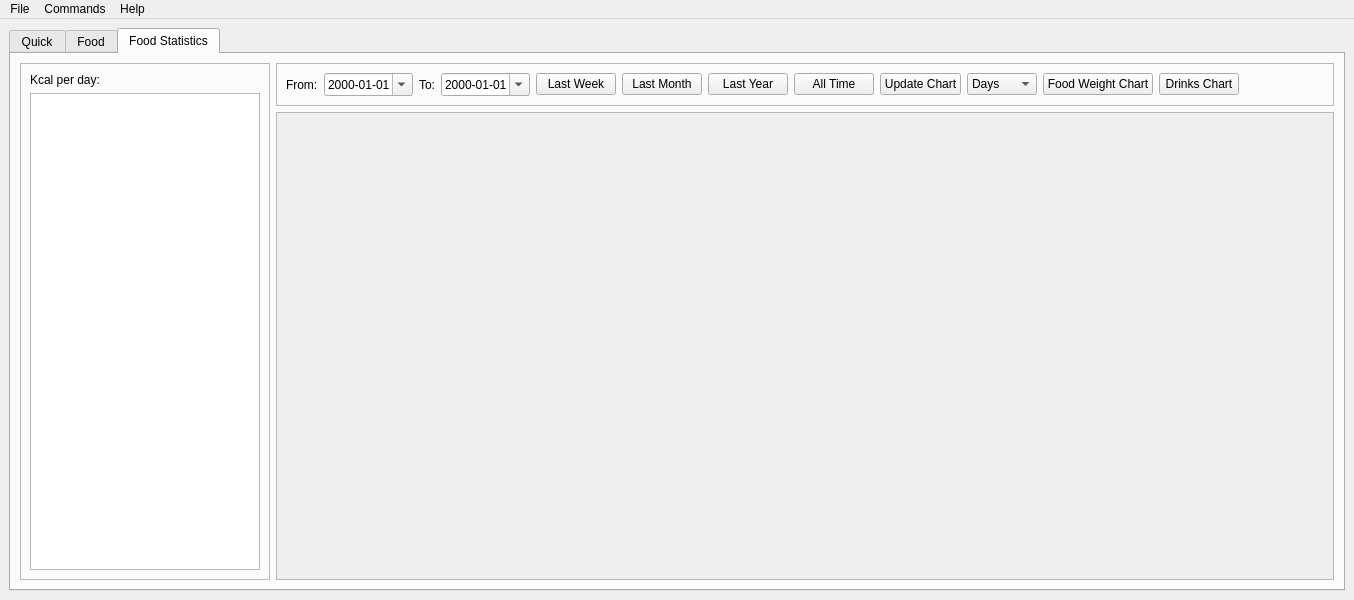
This is src/harrix_swiss_knife/apps/food/window.ui in Harrix/harrix-swiss-knife as Qt 5 draws it before an edit. The edited form follows.
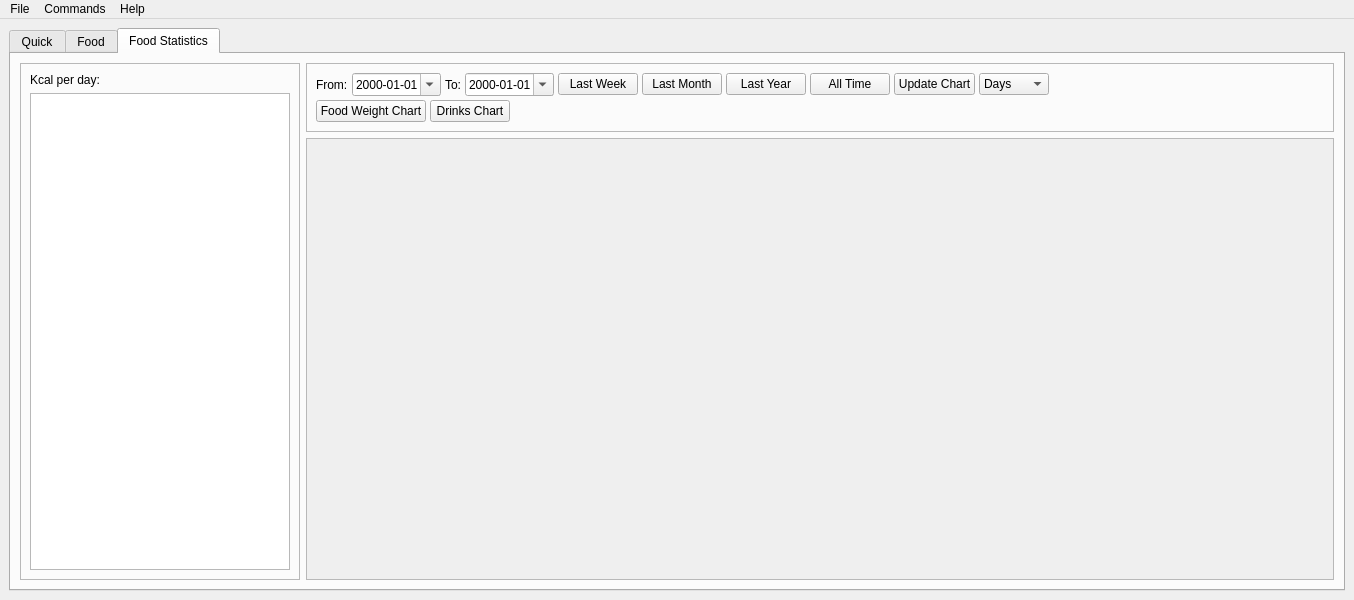
This is the edited form. The open tabs and pages were chosen to show the change.

Commit message: 🔧 Modify UI font scale and cramped Finance Food layouts

Patch:
```diff
--- a/src/harrix_swiss_knife/apps/food/window.ui
+++ b/src/harrix_swiss_knife/apps/food/window.ui
@@ -421,13 +421,13 @@
          <widget class="QFrame" name="frame">
           <property name="minimumSize">
            <size>
-            <width>250</width>
+            <width>280</width>
             <height>0</height>
            </size>
           </property>
           <property name="maximumSize">
            <size>
-            <width>250</width>
+            <width>280</width>
             <height>16777215</height>
            </size>
           </property>
@@ -455,19 +455,18 @@
          <layout class="QVBoxLayout" name="verticalLayout_4">
           <item>
            <widget class="QFrame" name="frame_food_stats_controls">
-            <property name="maximumSize">
-             <size>
-              <width>16777215</width>
-              <height>80</height>
-             </size>
-            </property>
             <property name="frameShape">
              <enum>QFrame::Shape::StyledPanel</enum>
             </property>
             <property name="frameShadow">
              <enum>QFrame::Shadow::Raised</enum>
             </property>
-            <layout class="QHBoxLayout" name="horizontalLayout_food_stats_controls">
+            <layout class="QVBoxLayout" name="verticalLayout_food_stats_controls">
+             <property name="spacing">
+              <number>4</number>
+             </property>
+             <item>
+              <layout class="QHBoxLayout" name="horizontalLayout_food_stats_period">
              <item>
               <widget class="QLabel" name="label_food_stats_from">
                <property name="text">
@@ -557,6 +556,23 @@
               </widget>
              </item>
              <item>
+                <spacer name="horizontalSpacer_food_stats_period">
+                 <property name="orientation">
+                  <enum>Qt::Orientation::Horizontal</enum>
+                 </property>
+                 <property name="sizeHint" stdset="0">
+                  <size>
+                   <width>40</width>
+                   <height>20</height>
+                  </size>
+                 </property>
+                </spacer>
+               </item>
+              </layout>
+             </item>
+             <item>
+              <layout class="QHBoxLayout" name="horizontalLayout_food_stats_charts">
+               <item>
               <widget class="QPushButton" name="pushButton_food_stats_food_weight">
                <property name="text">
                 <string>Food Weight Chart</string>
@@ -571,7 +587,7 @@
               </widget>
              </item>
              <item>
-              <spacer name="horizontalSpacer_food_stats">
+                <spacer name="horizontalSpacer_food_stats_charts">
                <property name="orientation">
                 <enum>Qt::Orientation::Horizontal</enum>
                </property>
@@ -582,6 +598,8 @@
                 </size>
                </property>
               </spacer>
+               </item>
+              </layout>
              </item>
             </layout>
            </widget>
```
Lines whose indentation alone changed are shown as unchanged. The commit also changes 19 other files.
